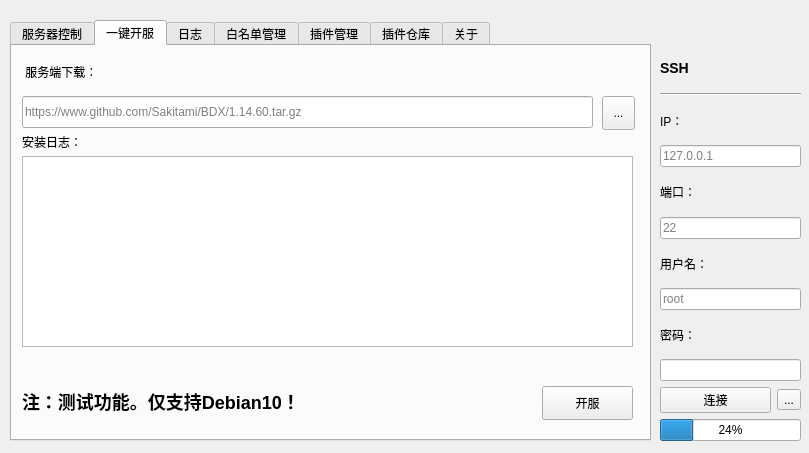
Sakitami/MinecraftBDS-Manager, file UI/main.ui: the form before one commit.
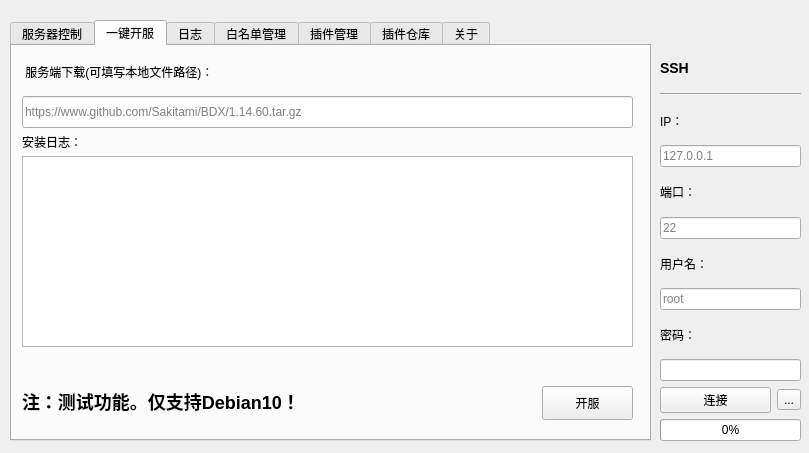
The form after the commit. The open tabs and pages were chosen to show the change.

The edit to the form file:
```diff
--- a/UI/main.ui
+++ b/UI/main.ui
@@ -557,12 +557,12 @@
       <rect>
        <x>10</x>
        <y>10</y>
-       <width>141</width>
+       <width>281</width>
        <height>31</height>
       </rect>
      </property>
      <property name="text">
-      <string> 服务端下载：</string>
+      <string> 服务端下载(可填写本地文件路径)：</string>
      </property>
     </widget>
     <widget class="QLabel" name="build_log_title">
@@ -619,7 +619,7 @@
       <rect>
        <x>10</x>
        <y>50</y>
-       <width>571</width>
+       <width>611</width>
        <height>32</height>
       </rect>
      </property>
@@ -630,19 +630,6 @@
       <string>https://www.github.com/Sakitami/BDX/1.14.60.tar.gz</string>
      </property>
     </widget>
-    <widget class="QToolButton" name="log_saveaddr_choose_2">
-     <property name="geometry">
-      <rect>
-       <x>590</x>
-       <y>50</y>
-       <width>33</width>
-       <height>34</height>
-      </rect>
-     </property>
-     <property name="text">
-      <string>...</string>
-     </property>
-    </widget>
    </widget>
    <widget class="QWidget" name="log">
     <attribute name="title">
@@ -1251,7 +1238,7 @@
     <item>
      <widget class="QProgressBar" name="progressBar">
       <property name="value">
-       <number>24</number>
+       <number>0</number>
       </property>
      </widget>
     </item>
```
